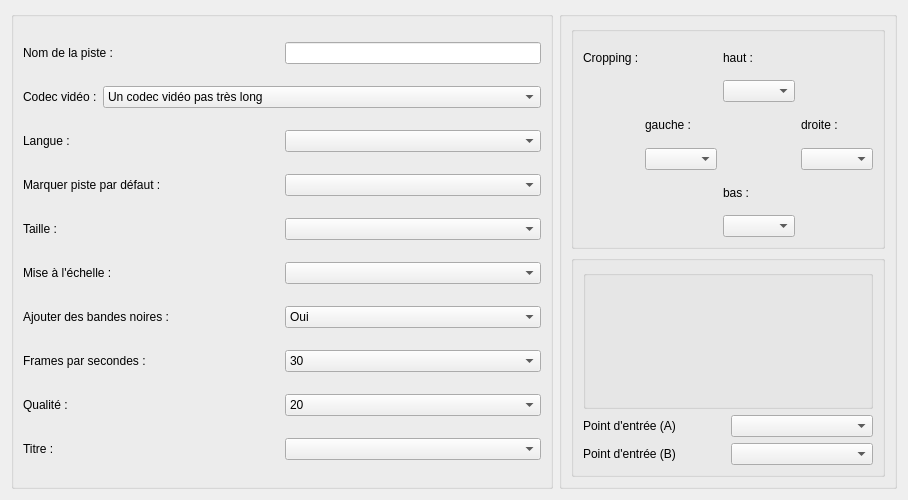
This is View/videopane.ui in cinemaouvert/OCT as Qt 5 draws it before an edit. The edited form follows.
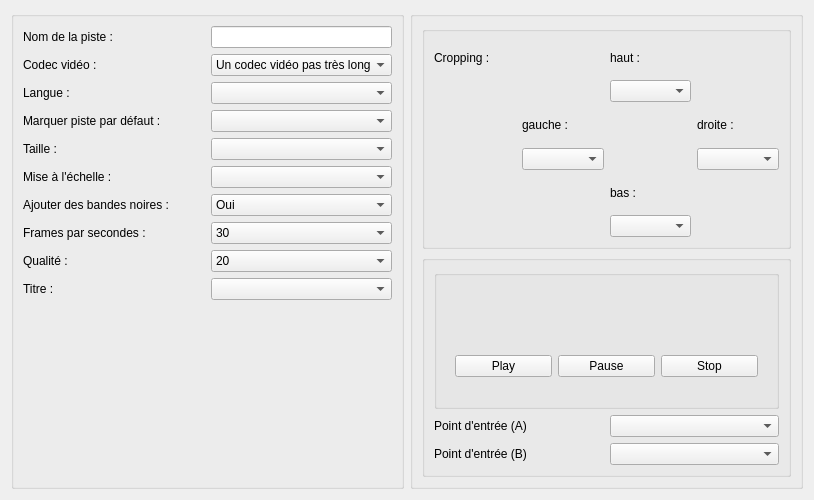
This is the edited form.

```diff
--- a/View/videopane.ui
+++ b/View/videopane.ui
@@ -6,7 +6,7 @@
    <rect>
     <x>0</x>
     <y>0</y>
-    <width>800</width>
+    <width>814</width>
     <height>500</height>
    </rect>
   </property>
@@ -58,6 +58,9 @@
             <verstretch>0</verstretch>
            </sizepolicy>
           </property>
+          <property name="sizeAdjustPolicy">
+           <enum>QComboBox::AdjustToMinimumContentsLength</enum>
+          </property>
           <item>
            <property name="text">
             <string>Un codec vidéo pas très long</string>
@@ -89,6 +92,9 @@
             <verstretch>0</verstretch>
            </sizepolicy>
           </property>
+          <property name="sizeAdjustPolicy">
+           <enum>QComboBox::AdjustToMinimumContentsLength</enum>
+          </property>
          </widget>
         </item>
        </layout>
@@ -110,6 +116,9 @@
             <verstretch>0</verstretch>
            </sizepolicy>
           </property>
+          <property name="sizeAdjustPolicy">
+           <enum>QComboBox::AdjustToMinimumContentsLength</enum>
+          </property>
          </widget>
         </item>
        </layout>
@@ -131,6 +140,9 @@
             <verstretch>0</verstretch>
            </sizepolicy>
           </property>
+          <property name="sizeAdjustPolicy">
+           <enum>QComboBox::AdjustToMinimumContentsLength</enum>
+          </property>
          </widget>
         </item>
        </layout>
@@ -152,6 +164,9 @@
             <verstretch>0</verstretch>
            </sizepolicy>
           </property>
+          <property name="sizeAdjustPolicy">
+           <enum>QComboBox::AdjustToMinimumContentsLength</enum>
+          </property>
          </widget>
         </item>
        </layout>
@@ -173,6 +188,9 @@
             <verstretch>0</verstretch>
            </sizepolicy>
           </property>
+          <property name="sizeAdjustPolicy">
+           <enum>QComboBox::AdjustToMinimumContentsLength</enum>
+          </property>
           <item>
            <property name="text">
             <string>Oui</string>
@@ -204,6 +222,9 @@
             <verstretch>0</verstretch>
            </sizepolicy>
           </property>
+          <property name="sizeAdjustPolicy">
+           <enum>QComboBox::AdjustToMinimumContentsLength</enum>
+          </property>
           <item>
            <property name="text">
             <string>30</string>
@@ -245,6 +266,9 @@
             <verstretch>0</verstretch>
            </sizepolicy>
           </property>
+          <property name="sizeAdjustPolicy">
+           <enum>QComboBox::AdjustToMinimumContentsLength</enum>
+          </property>
           <item>
            <property name="text">
             <string>20</string>
@@ -371,10 +395,26 @@
             <verstretch>0</verstretch>
            </sizepolicy>
           </property>
+          <property name="sizeAdjustPolicy">
+           <enum>QComboBox::AdjustToMinimumContentsLength</enum>
+          </property>
          </widget>
         </item>
        </layout>
       </item>
+      <item>
+       <spacer name="verticalSpacer">
+        <property name="orientation">
+         <enum>Qt::Vertical</enum>
+        </property>
+        <property name="sizeHint" stdset="0">
+         <size>
+          <width>20</width>
+          <height>40</height>
+         </size>
+        </property>
+       </spacer>
+      </item>
      </layout>
     </widget>
    </item>
@@ -451,6 +491,41 @@
            <property name="title">
             <string/>
            </property>
+           <layout class="QVBoxLayout" name="verticalLayout_4">
+            <item>
+             <widget class="QWidget" name="videoWidget" native="true"/>
+            </item>
+            <item>
+             <widget class="QWidget" name="widget_2" native="true">
+              <layout class="QHBoxLayout" name="horizontalLayout_2">
+               <property name="topMargin">
+                <number>0</number>
+               </property>
+               <item>
+                <widget class="QPushButton" name="pushButton">
+                 <property name="text">
+                  <string>Play</string>
+                 </property>
+                </widget>
+               </item>
+               <item>
+                <widget class="QPushButton" name="pushButton_2">
+                 <property name="text">
+                  <string>Pause</string>
+                 </property>
+                </widget>
+               </item>
+               <item>
+                <widget class="QPushButton" name="pushButton_3">
+                 <property name="text">
+                  <string>Stop</string>
+                 </property>
+                </widget>
+               </item>
+              </layout>
+             </widget>
+            </item>
+           </layout>
           </widget>
          </item>
          <item>
```
